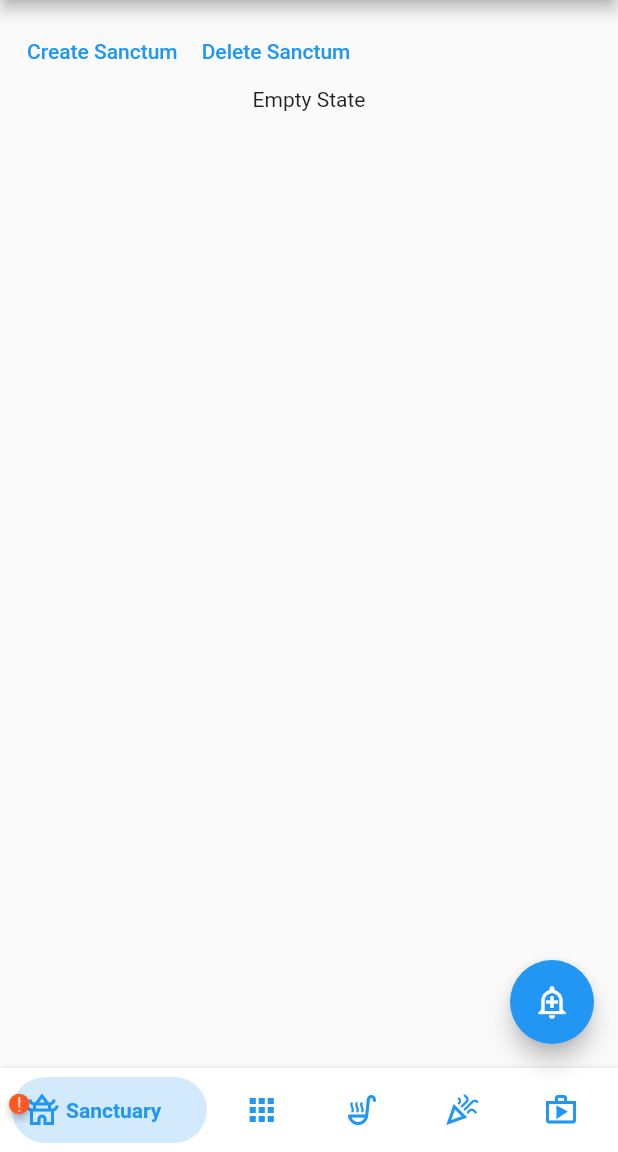
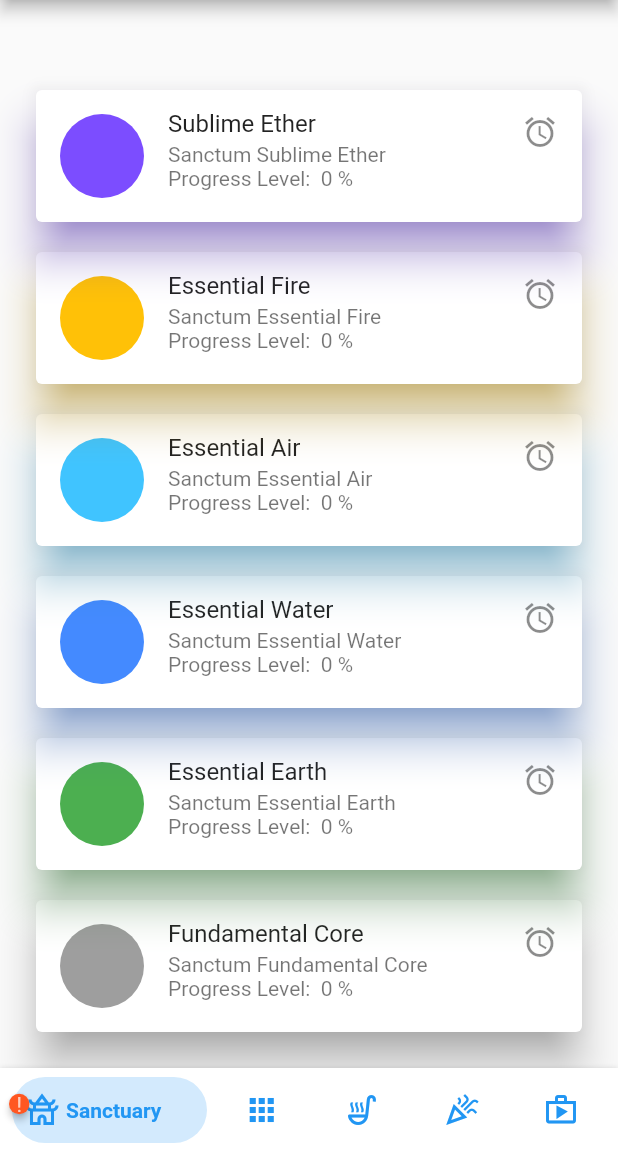
Before and after one commit to hedravBands/soul-flow, a Flutter app: the HomePage screen opened by its route, after a tap on the "error outline" icon, after a tap on "Back to Home", on a phone screen of 412 x 824 dp, the part 84-1236 px from its top. Run offline on Flutter 3.47's test engine with Material 2 defaults, Android fonts, the light colour scheme and no system bars; drawn by our look-alikes of badges, bottom_navy_bar; our stand-ins replace bloc, connectivity_plus, dartz, equatable, flutter_bloc, flutter_hooks and 5 more; accounts and stored records are empty.

Commit message:
riverpod for user tap

```diff
--- a/lib/main.dart
+++ b/lib/main.dart
@@ -1,6 +1,7 @@
 import 'dart:async';
 
 import 'package:flutter/material.dart';
+import 'package:flutter_riverpod/flutter_riverpod.dart' as rp;
 import 'package:go_router/go_router.dart';
 import 'package:provider/provider.dart';
 import 'package:shared_preferences/shared_preferences.dart';
@@ -10,12 +11,47 @@ import 'injection_container.dart' as di;
 import 'src/common/auth/service/auth_service.dart';
 import 'src/common/route/app_router.dart';
 
+final sanctumProviderList = [
+  rp.StateProvider((ref) => 0),
+  rp.StateProvider((ref) => 0),
+  rp.StateProvider((ref) => 0),
+  rp.StateProvider((ref) => 0),
+  rp.StateProvider((ref) => 0),
+  rp.StateProvider((ref) => 0),
+];
+
+abstract class WebsocketClient {
+  Stream<int> getCounterStream();
+}
+
+class FakeWebsocketClient implements WebsocketClient {
+  @override
+  Stream<int> getCounterStream() async* {
+    int i = 0;
+    while (true) {
+      await Future.delayed(const Duration(milliseconds: 500));
+      yield i++;
+    }
+  }
+}
+
+final websocketClientProvider = rp.Provider<WebsocketClient>((ref) {
+  return FakeWebsocketClient();
+});
+
+final eventProvider = rp.StreamProvider<int>((ref) {
+  final wsClient = ref.watch(websocketClientProvider);
+  return wsClient.getCounterStream();
+});
+
 Future<void> main() async {
   WidgetsFlutterBinding.ensureInitialized();
   await di.init();
   final SharedPreferences sharedPreferences =
       await SharedPreferences.getInstance();
-  runApp(MyApp(sharedPreferences: sharedPreferences));
+  runApp(rp.ProviderScope(
+    child: MyApp(sharedPreferences: sharedPreferences),
+  ));
 }
 
 class MyApp extends StatefulWidget {
--- a/lib/src/common/home/view/home_page.dart
+++ b/lib/src/common/home/view/home_page.dart
@@ -78,7 +78,7 @@ class _HomePageState extends State<HomePage> {
             ),
           ),
         ),
-        floatingActionButton: const buildFAB(),
+        //floatingActionButton: const buildFAB(),
         bottomNavigationBar: buildBottomNavyBar(),
       ),
     );
--- a/lib/src/module/ceremony/view/ceremony_page.dart
+++ b/lib/src/module/ceremony/view/ceremony_page.dart
@@ -1,14 +1,80 @@
 import 'package:flutter/material.dart';
+import 'package:flutter_riverpod/flutter_riverpod.dart';
 
-class CeremonyPage extends StatelessWidget {
+import '../../../../../main.dart';
+import 'ceremony_event.dart';
+
+final List<String> ceremonyList = <String>['C0', 'C1', 'C2'];
+
+final List<Color> colorList = [
+  Colors.deepOrangeAccent,
+  Colors.greenAccent,
+  Colors.amberAccent,
+];
+
+class CeremonyPage extends StatefulWidget {
   const CeremonyPage({
     Key? key,
   }) : super(key: key);
 
   @override
+  State<CeremonyPage> createState() => _CeremonyPageState();
+}
+
+class _CeremonyPageState extends State<CeremonyPage> {
+  @override
   Widget build(BuildContext context) {
-    return Container(
-      color: Colors.purple,
+    return Scaffold(
+      body: ListView.separated(
+        separatorBuilder: (_, __) => const SizedBox(
+          height: 12,
+        ),
+        reverse: true,
+        padding: const EdgeInsets.all(20),
+        itemCount: ceremonyList.length,
+        itemBuilder: (context, index) {
+          final ceremony = ceremonyList[index];
+          return BuildCeremony(ceremony: ceremony);
+        },
+      ),
     );
   }
 }
+
+class BuildCeremony extends ConsumerWidget {
+  const BuildCeremony({
+    Key? key,
+    required this.ceremony,
+  }) : super(key: key);
+
+  final String ceremony;
+
+  @override
+  Widget build(BuildContext context, WidgetRef ref) {
+    final ceremonyProvider = eventProvider;
+    final AsyncValue<int> counter = ref.watch(ceremonyProvider);
+
+    return Card(
+      elevation: 12,
+      borderOnForeground: true,
+      shadowColor: colorList[int.parse(ceremony)],
+      child: ListTile(
+        leading: CircleAvatar(
+          radius: 28,
+          backgroundColor: colorList[0],
+        ),
+        trailing: //(counter >= 100)
+            //? const Icon(Icons.add_alert) :
+            const Icon(Icons.access_alarm_outlined),
+        isThreeLine: true,
+        title: Text(ceremony),
+        subtitle: Text('${ceremony}\nProgress Level:  $counter %'),
+        onTap: () {
+          Navigator.of(context).push(MaterialPageRoute(
+            builder: (context) => CeremonyEvent(ceremony: ceremony),
+          ));
+        },
+      ),
+    );
+  }
+}
--- a/lib/src/module/sanctuary/presentation/view/sanctuary_page.dart
+++ b/lib/src/module/sanctuary/presentation/view/sanctuary_page.dart
@@ -1,16 +1,74 @@
 import 'package:flutter/material.dart';
-import 'package:flutter_bloc/flutter_bloc.dart';
+import 'package:flutter_riverpod/flutter_riverpod.dart';
 
-import '../../../../../injection_container.dart';
-import '../bloc/sanctum_bloc.dart';
+import '../../../../../main.dart';
+import '../../domain/model/sanctum.dart';
+import 'sanctum_page.dart';
 
-final List<String> sanctumList = <String>[
-  'S1 L1 Core',
-  'S2 L2 Earth',
-  'S3 L3 Water',
-  'S4 L4 Wind',
-  'S5 L5 Fire',
-  'S6 L6 Ether'
+final List<Sanctum> sanctumList = <Sanctum>[
+  const Sanctum(
+    id: '0',
+    element: 'Core',
+    type: 'Fundamental',
+    name: 'Fundamental Core',
+    level: 1,
+    description: 'Sanctum Fundamental Core',
+    info: ['Sanctum', 'Core', 'Fundamental'],
+  ),
+  const Sanctum(
+    id: '1',
+    element: 'Earth',
+    type: 'Essential',
+    name: 'Essential Earth',
+    level: 1,
+    description: 'Sanctum Essential Earth',
+    info: ['Sanctum', 'Earth', 'Essential'],
+  ),
+  const Sanctum(
+    id: '2',
+    element: 'Water',
+    type: 'Essential',
+    name: 'Essential Water',
+    level: 1,
+    description: 'Sanctum Essential Water',
+    info: ['Sanctum', 'Water', 'Essential'],
+  ),
+  const Sanctum(
+    id: '3',
+    element: 'Air',
+    type: 'Essential',
+    name: 'Essential Air',
+    level: 1,
+    description: 'Sanctum Essential Air',
+    info: ['Sanctum', 'Air', 'Essential'],
+  ),
+  const Sanctum(
+    id: '4',
+    element: 'Fire',
+    type: 'Essential',
+    name: 'Essential Fire',
+    level: 1,
+    description: 'Sanctum Essential Fire',
+    info: ['Sanctum', 'Fire', 'Essential'],
+  ),
+  const Sanctum(
+    id: '5',
+    element: 'Ether',
+    type: 'Sublime',
+    name: 'Sublime Ether',
+    level: 1,
+    description: 'Sanctum Sublime Ether',
+    info: ['Sanctum', 'Ether', 'Sublime'],
+  ),
+];
+
+final List<Color> colorList = [
+  Colors.grey,
+  Colors.green,
+  Colors.blueAccent,
+  Colors.lightBlueAccent,
+  Colors.amber,
+  Colors.deepPurpleAccent
 ];
 
 class SanctuaryPage extends StatefulWidget {
@@ -26,51 +84,78 @@ class _SanctuaryPageState extends State<SanctuaryPage> {
   @override
   Widget build(BuildContext context) {
     return Scaffold(
-      body: SingleChildScrollView(
-        child: BlocProvider(
-          create: (_) => sl<SanctumBloc>(),
-          child: Center(
-            child: Padding(
-              padding: const EdgeInsets.all(10),
-              child: Column(
-                children: [
-                  Row(
-                    children: <Widget>[
-                      TextButton(
-                          onPressed: () {
-                            context.read<SanctumBloc>().add(
-                                  const CreateSanctumEvent(id: 'index'),
-                                );
-                          },
-                          child: const Text('Create Sanctum')),
-                      TextButton(
-                          onPressed: () {
-                            context.read<SanctumBloc>().add(
-                                  const DeleteSanctumEvent(id: 'index'),
-                                );
-                          },
-                          child: const Text('Delete Sanctum')),
-                    ],
+      body: ListView.separated(
+        separatorBuilder: (_, __) => const SizedBox(
+          height: 12,
+        ),
+        reverse: true,
+        padding: const EdgeInsets.all(20),
+        itemCount: sanctumList.length,
+        itemBuilder: (context, index) {
+          final sanctum = sanctumList[index];
+          return BuildSanctum(sanctum: sanctum);
+        },
+      ),
+    );
+  }
+}
+
+class BuildSanctum extends ConsumerWidget {
+  const BuildSanctum({
+    Key? key,
+    required this.sanctum,
+  }) : super(key: key);
+
+  final Sanctum sanctum;
+
+  @override
+  Widget build(BuildContext context, WidgetRef ref) {
+    final sanctumProvider = sanctumProviderList[int.parse(sanctum.id)];
+    final int counter = ref.watch(sanctumProvider);
+
+    ref.listen<int>(sanctumProvider, (prev, next) {
+      if (next >= 100) {
+        ref.read(sanctumProvider.notifier).state = 100;
+        showDialog(
+            context: context,
+            builder: (context) {
+              return AlertDialog(
+                title: const Text('Congratulations!'),
+                content: const Text('Activity is now Ready!'),
+                actions: [
+                  TextButton(
+                    onPressed: () {
+                      // give candy and pop
+                      Navigator.of(context).pop();
+                    },
+                    child: const Text('OK'),
                   ),
-                  BlocBuilder<SanctumBloc, SanctumState>(
-                      builder: (context, state) {
-                    if (state is Empty) {
-                      return const Text('Empty State');
-                    } else if (state is Loading) {
-                      return const CircularProgressIndicator();
-                    } else if (state is Loaded) {
-                      return const Text('Loaded State');
-                    } else if (state is Error) {
-                      return const Text('Error State');
-                    } else {
-                      return const Text('Unexpected State');
-                    }
-                  }),
                 ],
-              ),
-            ),
-          ),
+              );
+            });
+      }
+    });
+
+    return Card(
+      elevation: 12,
+      borderOnForeground: true,
+      shadowColor: colorList[int.parse(sanctum.id)],
+      child: ListTile(
+        leading: CircleAvatar(
+          radius: 28,
+          backgroundColor: colorList[int.parse(sanctum.id)],
         ),
+        trailing: counter >= 100
+            ? const Icon(Icons.add_alert)
+            : const Icon(Icons.access_alarm_outlined),
+        isThreeLine: true,
+        title: Text(sanctum.name),
+        subtitle: Text('${sanctum.description}\nProgress Level:  $counter %'),
+        onTap: () {
+          Navigator.of(context).push(MaterialPageRoute(
+            builder: (context) => SanctumPage(sanctum: sanctum),
+          ));
+        },
       ),
     );
   }
```
Also changed, not shown: lib/src/common/auth/bloc_auth/app_state.dart (+30 -0 lines), lib/src/common/auth/model/models.dart (added, +11 -0 lines), lib/src/module/ceremony/view/ceremony_event.dart (added, +46 -0 lines), lib/src/module/sanctuary/presentation/view/sanctum_page.dart (added, +59 -0 lines), pubspec.yaml (+5 -2 lines), pubspec.lock, 1 other file.
